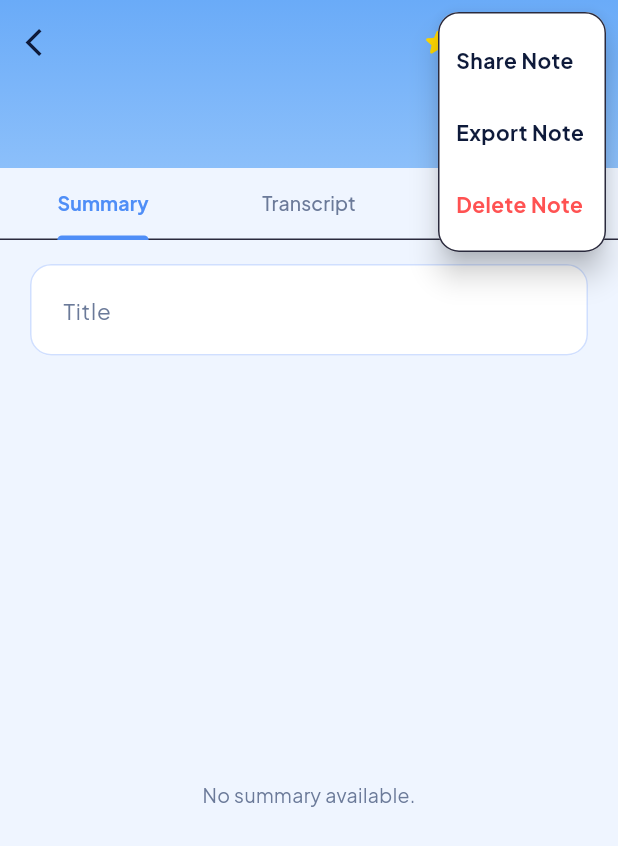
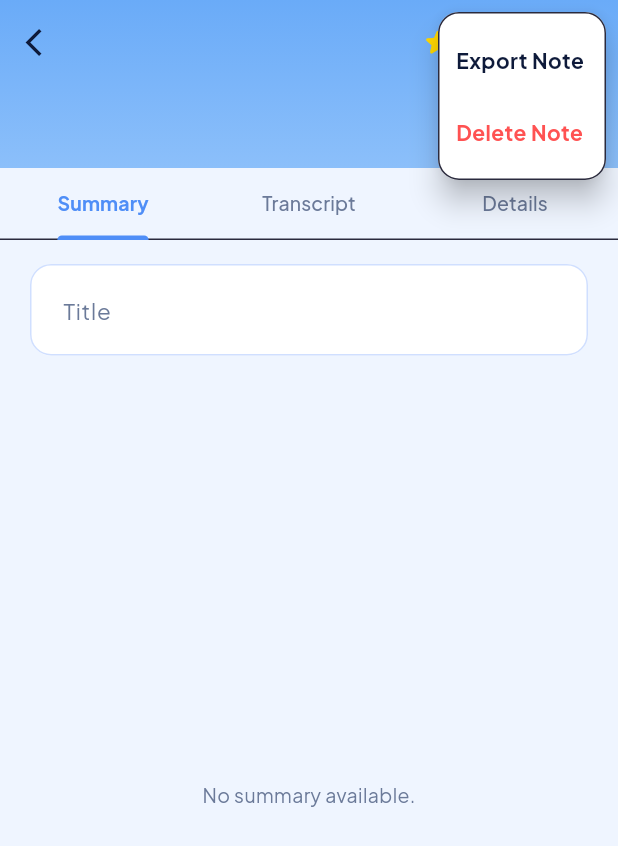
Before and after one commit to Anuknisal2003/Note-Lingo, a Flutter app: the NoteDetailScreen screen opened directly with empty values, after a tap on the "star outline" icon, after a tap on the "edit" icon, after a tap on the "more vert" icon, on a phone screen of 412 x 824 dp. Shown: the top 846 px of the screen. Run offline on Flutter 3.47's test engine with Material 3 defaults, Android fonts, the phone set to English and light mode, and no system bars; our stand-ins replace cloud_firestore, connectivity_plus, firebase_auth, firebase_core, firebase_storage, flutter_dotenv and 5 more; missing offline and left inert: record; accounts and stored records are empty; network calls fail.

Commit message:
Fix: remove share_note_dialog import from note_detail_screen

```diff
--- a/note_lingo/lib/screens/note_detail/note_detail_screen.dart
+++ b/note_lingo/lib/screens/note_detail/note_detail_screen.dart
@@ -6,7 +6,6 @@ import 'package:provider/provider.dart';
 import '../../models/note_model.dart';
 import '../../providers/notes_provider.dart';
 import '../export/export_screen.dart';
-import '../collaboration/share_note_dialog.dart';
 
 const _bgTop = Color(0xFF6AABF8);
 const _bgMid = Color(0xFF9AC8FB);
@@ -282,10 +281,6 @@ class _NoteDetailScreenState extends State<NoteDetailScreen>
             }
           },
           itemBuilder: (_) => [
-            const PopupMenuItem(
-              value: 'share',
-              child: Text('Share Note', style: TextStyle(color: _textDark)),
-            ),
             const PopupMenuItem(
               value: 'export',
               child: Text('Export Note', style: TextStyle(color: _textDark)),
```
